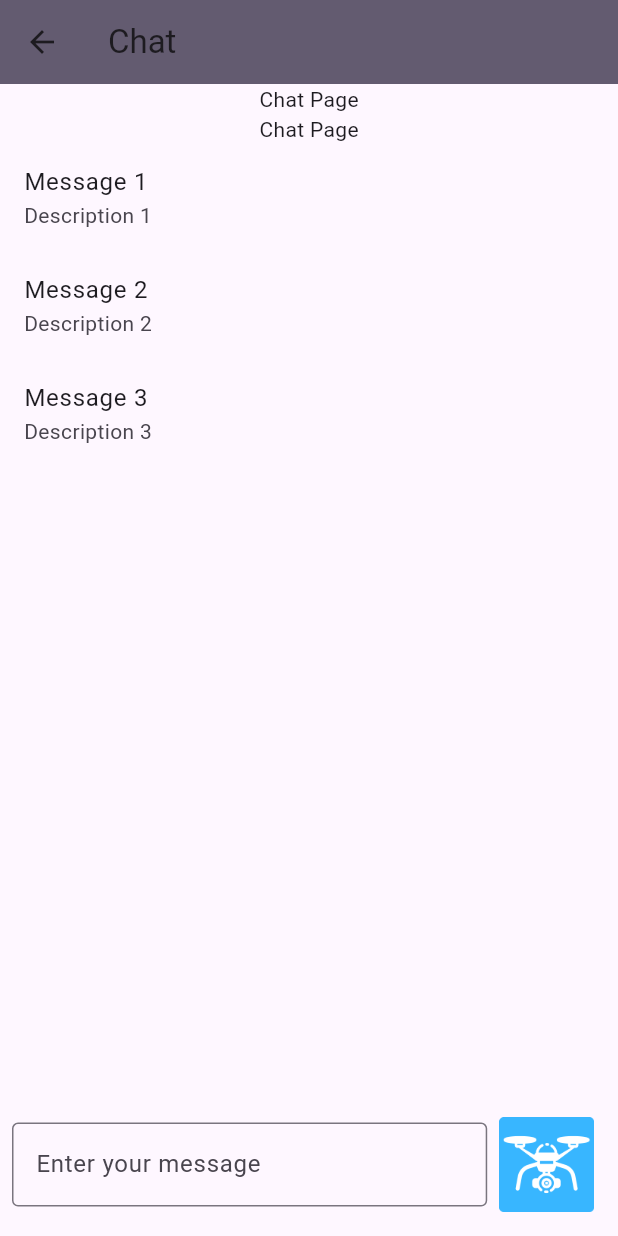
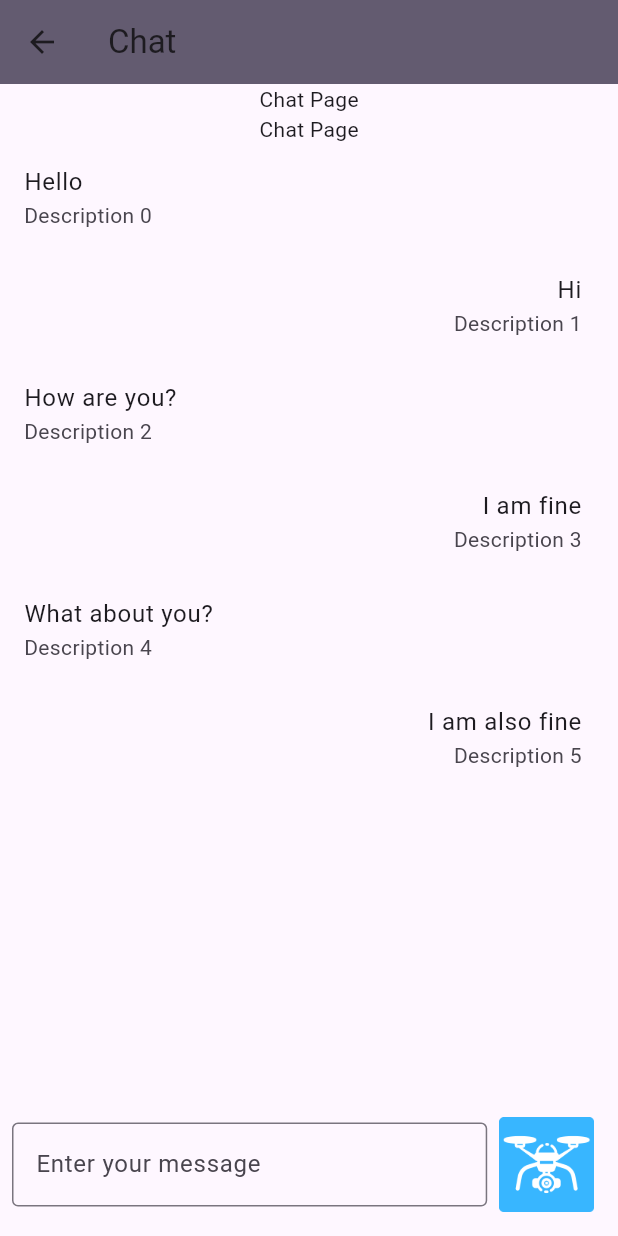
Before and after one commit to MuhdAliffie/Flew, a Flutter app: the ChatPage screen opened directly, on a phone screen of 412 x 824 dp. Run offline on Flutter 3.47's test engine with Material 3 defaults, Android fonts, the phone set to English and light mode, and no system bars.

Commit message:
retrieve messages

```diff
--- a/lib/Pages/chat.dart
+++ b/lib/Pages/chat.dart
@@ -1,6 +1,9 @@
+import 'package:flew/Pages/chat_data.dart';
 import 'package:flutter/material.dart';
 
 class ChatPage extends StatefulWidget {
+  const ChatPage({super.key});
+
   @override
   ChatPageState createState() => ChatPageState();
 }
@@ -8,6 +11,7 @@ class ChatPage extends StatefulWidget {
 class ChatPageState extends State<ChatPage> {
   @override
   Widget build(BuildContext context) {
+    List<String> chatMessages = ChatData().messages();
     return Scaffold(
       appBar: AppBar(
         backgroundColor: Theme.of(context).colorScheme.secondary,
@@ -22,31 +26,31 @@ class ChatPageState extends State<ChatPage> {
               const Text("Chat Page"),
               const Text("Chat Page"),
               Expanded(
-                child: ListView(
-                  children: <Widget>[
-                    ListTile(
-                      title: const Text('Message 1'),
-                      subtitle: const Text('Description 1'),
-                    ),
-                    ListTile(
-                      title: const Text('Message 2'),
-                      subtitle: const Text('Description 2'),
-                    ),
-                    ListTile(
-                      title: const Text('Message 3'),
-                      subtitle: const Text('Description 3'),
-                    ),
-                  ],
-                ),
+                child: ListView.builder(
+                    itemCount: chatMessages.length,
+                    itemBuilder: (context, index) {
+                      return ListTile(
+                        title: Text(
+                          chatMessages[index],
+                          textAlign:
+                              index % 2 == 0 ? TextAlign.left : TextAlign.right,
+                        ),
+                        subtitle: Text(
+                          'Description $index',
+                          textAlign:
+                              index % 2 == 0 ? TextAlign.left : TextAlign.right,
+                        ),
+                      );
+                    }),
               ),
               Padding(
                 padding: const EdgeInsets.all(8.0),
                 child: Row(
                   children: [
-                    Expanded(
+                    const Expanded(
                       flex: 4,
                       child: TextField(
-                        decoration: const InputDecoration(
+                        decoration: InputDecoration(
                           border: OutlineInputBorder(),
                           labelText: 'Enter your message',
                         ),
--- /dev/null
+++ b/lib/Pages/chat_data.dart
@@ -0,0 +1,12 @@
+class ChatData {
+  List<String> messages() {
+    return [
+      'Hello',
+      'Hi',
+      'How are you?',
+      'I am fine',
+      'What about you?',
+      'I am also fine',
+    ];
+  }
+}
```
